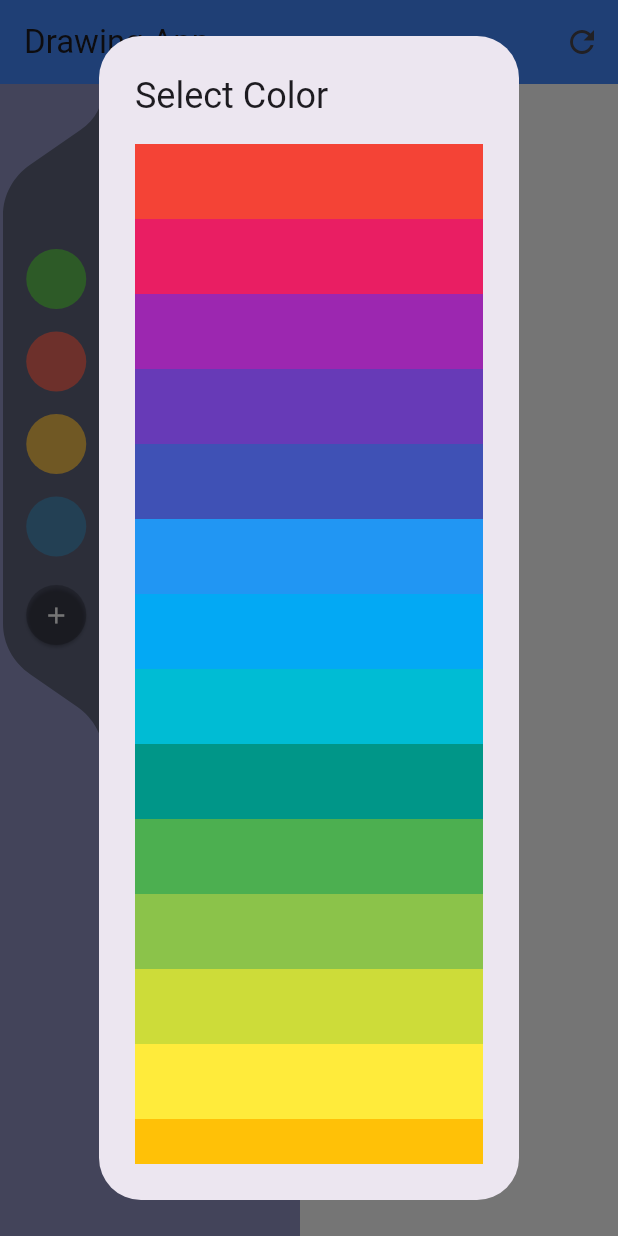
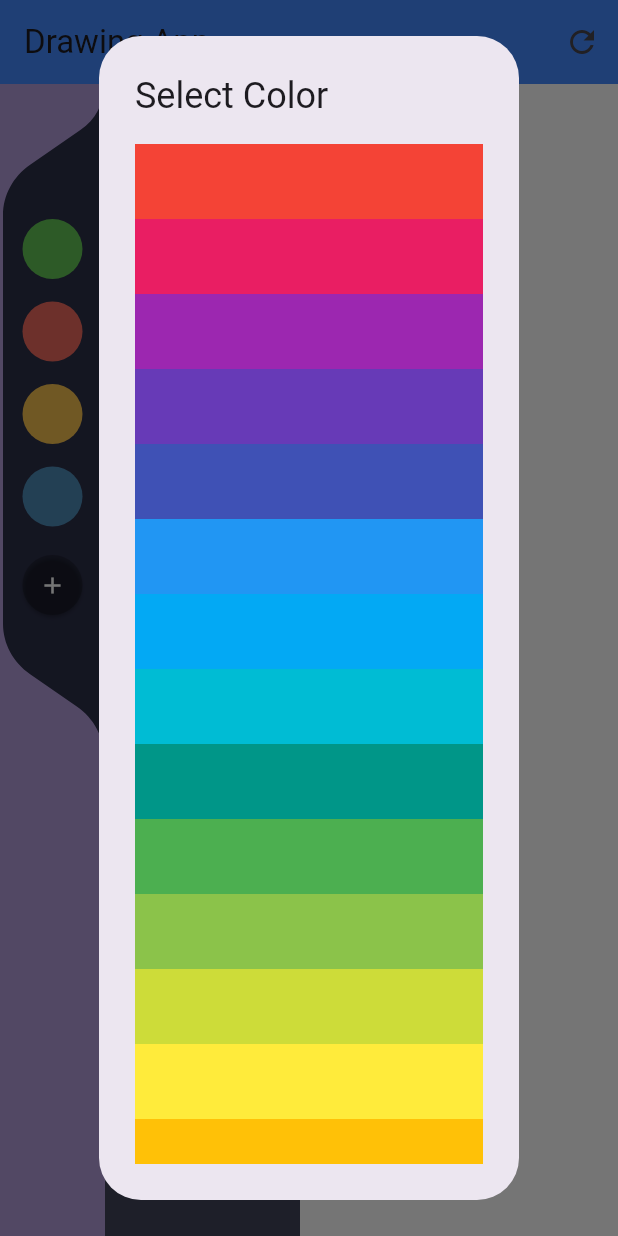
Before and after one commit to ParimSsme/painting_web, a Flutter app: the screen it shows after launch, after a tap on the "add" icon, on a phone screen of 412 x 824 dp. Run offline on Flutter 3.47's test engine with Material 3 defaults, Android fonts, the phone set to English and light mode, and no system bars; our stand-ins replace flutter_svg.

Commit message:
fix design problems

```diff
--- a/lib/main.dart
+++ b/lib/main.dart
@@ -44,7 +44,7 @@ class RPSCustomPainter extends CustomPainter {
     path_0.close();
 
     Paint paint_0_fill = Paint()..style = PaintingStyle.fill;
-    paint_0_fill.color = Color(0xff60657d).withOpacity(1.0);
+    paint_0_fill.color = Color(0xff2c2f48);
     canvas.drawPath(path_0, paint_0_fill);
   }
 
@@ -99,6 +99,12 @@ class DrawingScreen extends StatefulWidget {
 }
 
 class _DrawingScreenState extends State<DrawingScreen> {
+
+  final titleStyle = TextStyle(
+    color: Colors.white,
+    fontSize: 18,
+    fontWeight: FontWeight.w600,
+  );
   List<DrawingElement> elements = [];
   Offset? startPosition;
   Color selectedColor = Colors.black;
@@ -385,19 +391,21 @@ class _DrawingScreenState extends State<DrawingScreen> {
       ),
       body: Row(
         children: [
-          Container(
-            decoration: BoxDecoration(color: Color(0xff9295c5)),
+          SizedBox(
             width: 200,
             child: Row(
-              crossAxisAlignment: CrossAxisAlignment.start,
+              crossAxisAlignment: CrossAxisAlignment.stretch,
               children: [
-                SizedBox(
+                Container(
+                  decoration: BoxDecoration(color: Colors.deepPurple.shade200),
+                  alignment: Alignment.topLeft,
+                  child: SizedBox(
                     width: 70,
                     height: 450,
                     child: CustomPaint(
                       painter: RPSCustomPainter(),
                       child: Padding(
-                      padding: const EdgeInsets.only(top: 110.0, left: 5),
+                        padding: const EdgeInsets.only(top: 90.0, bottom: 90),
                         child: Column(
                           spacing: 15,
                           children: [
@@ -444,13 +452,17 @@ class _DrawingScreenState extends State<DrawingScreen> {
                       ),
                     ),
                   ),
+                ),
                 Expanded(
                   child: DecoratedBox(
-                    decoration: BoxDecoration(color: Color(0xff9295c5)),
+                    decoration: BoxDecoration(color: Color(0xe62c2f48)),
                     child: Column(
                       crossAxisAlignment: CrossAxisAlignment.start,
                       children: [
-                        Text('Tools'),
+                        Padding(
+                          padding: const EdgeInsets.only(top: 15, left: 5),
+                          child: Text('Tools', style: titleStyle,),
+                        ),
                         Divider(),
                         Row(
                           children: [
@@ -470,7 +482,10 @@ class _DrawingScreenState extends State<DrawingScreen> {
                             _buildToolButton(Tool.spray, 'spray'),
                           ],
                         ),
-                        Text('Brushes'),
+                        Padding(
+                          padding: const EdgeInsets.only(top: 15, left: 5),
+                          child: Text('Brushes', style: titleStyle,),
+                        ),
                         Row(
                           children: [
                             _buildToolButton(Tool.solidBrush, 'brush'),
@@ -489,7 +504,10 @@ class _DrawingScreenState extends State<DrawingScreen> {
                             _buildToolButton(Tool.gradientBrush, 'brush'),
                           ],
                         ),
-                        Text('Shapes'),
+                        Padding(
+                          padding: const EdgeInsets.only(top: 15, left: 5),
+                          child: Text('Shapes', style: titleStyle,),
+                        ),
                         Divider(),
                         Row(
                           children: [
```
Lines whose indentation alone changed are shown as unchanged.
